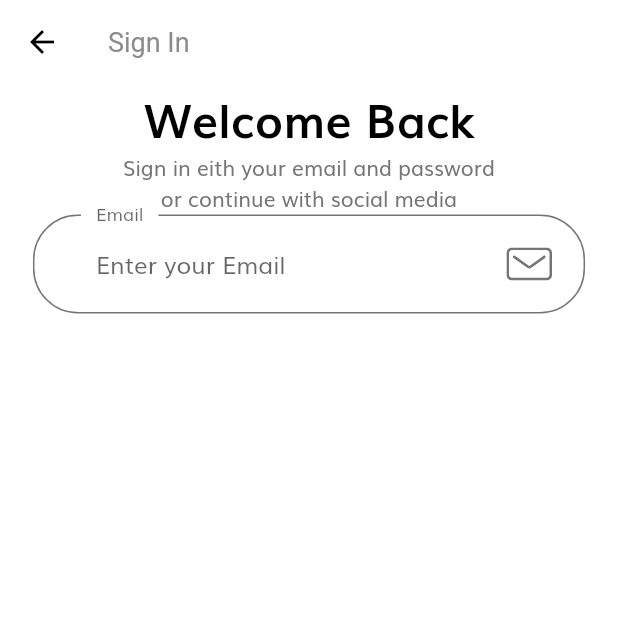
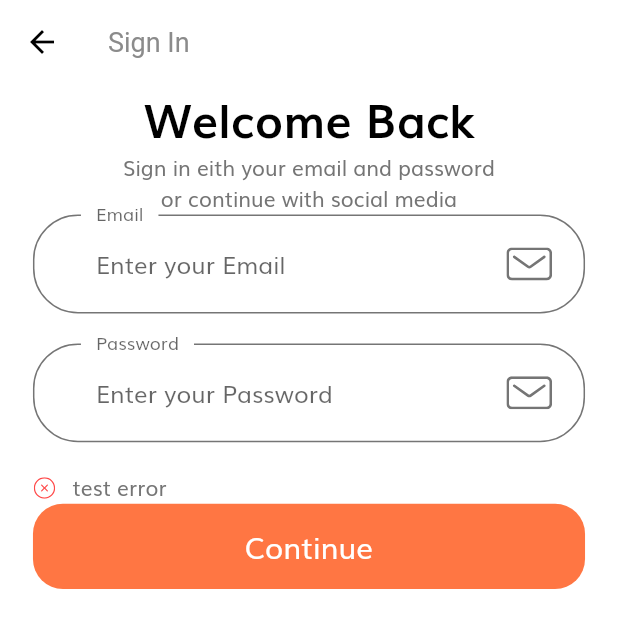
Before and after one commit to JARNBOY/TutorialScreenApp_flutter, a Flutter app: the screen it shows after launch, after a tap on "Skip", on a phone screen of 412 x 824 dp. Shown: the top 628 px of the screen. Run offline on Flutter 3.47's test engine with Material 2 defaults, Android fonts, the phone set to English and light mode, and no system bars; our stand-ins replace flutter_svg.

Commit message:
create form error

```diff
--- /dev/null
+++ b/lib/components/form_error.dart
@@ -0,0 +1,37 @@
+import 'package:flutter/material.dart';
+import 'package:flutter_svg/svg.dart';
+
+import '../size_config.dart';
+
+class FormErrors extends StatelessWidget {
+  const FormErrors({
+    Key key,
+    @required this.errors,
+  }) : super(key: key);
+
+  final List<String> errors;
+
+  @override
+  Widget build(BuildContext context) {
+    return Column(
+      children: List.generate(
+          errors.length, (index) => formErrorText(error: errors[index])),
+    );
+  }
+
+  Row formErrorText({String error}) {
+    return Row(
+      children: [
+        SvgPicture.asset(
+          "assets/icons/Error.svg",
+          height: getProportionateScreenHeight(14),
+          width: getProportionateScreenWidth(14),
+        ),
+        SizedBox(
+          width: getProportionateScreenWidth(10),
+        ),
+        Text(error)
+      ],
+    );
+  }
+}
--- a/lib/screens/splash/sign_in/components/body_signin.dart
+++ b/lib/screens/splash/sign_in/components/body_signin.dart
@@ -1,7 +1,7 @@
 import 'package:flutter/material.dart';
-import 'package:flutter_svg/svg.dart';
 import 'package:tutorialscreenapp_flutter/components/custom_suffix_icons.dart';
-import 'package:tutorialscreenapp_flutter/constant.dart';
+import 'package:tutorialscreenapp_flutter/components/default_button.dart';
+import 'package:tutorialscreenapp_flutter/components/form_error.dart';
 import 'package:tutorialscreenapp_flutter/size_config.dart';
 
 class BodySignIn extends StatelessWidget {
@@ -40,13 +40,40 @@ class SignForm extends StatefulWidget {
 }
 
 class _SignFormState extends State<SignForm> {
+  final _formKey = GlobalKey<FormState>();
+  final List<String> errors = ["test error"];
   @override
   Widget build(BuildContext context) {
     return Form(
+      key: _formKey,
       child: Column(
         children: [
-          TextFormField(
+          emailTextFormField(),
+          SizedBox(
+            height: 20,
+          ),
+          passwordTextFormField(),
+          SizedBox(
+            height: 20,
+          ),
+          FormErrors(errors: errors),
+          DefaultButton(text: "Continue", press: () {}),
+        ],
+      ),
+    );
+  }
+
+  TextFormField emailTextFormField() {
+    return TextFormField(
       keyboardType: TextInputType.emailAddress,
+      validator: (value) {
+        if (value.isEmpty) {
+          setState(() {
+            errors.add("Please enter your email");
+          });
+        }
+        return null;
+      },
       decoration: InputDecoration(
           labelText: "Email",
           hintText: "Enter your Email",
@@ -54,9 +81,20 @@ class _SignFormState extends State<SignForm> {
           suffixIcon: CustomSuffixIcons(
             svgIcon: "assets/icons/Mail.svg",
           )),
-          )
-        ],
-      ),
+    );
+  }
+
+  TextFormField passwordTextFormField() {
+    return TextFormField(
+      obscureText: true,
+      keyboardType: TextInputType.emailAddress,
+      decoration: InputDecoration(
+          labelText: "Password",
+          hintText: "Enter your Password",
+          floatingLabelBehavior: FloatingLabelBehavior.always,
+          suffixIcon: CustomSuffixIcons(
+            svgIcon: "assets/icons/Mail.svg",
+          )),
     );
   }
 }
```
Lines whose indentation alone changed are shown as unchanged.
